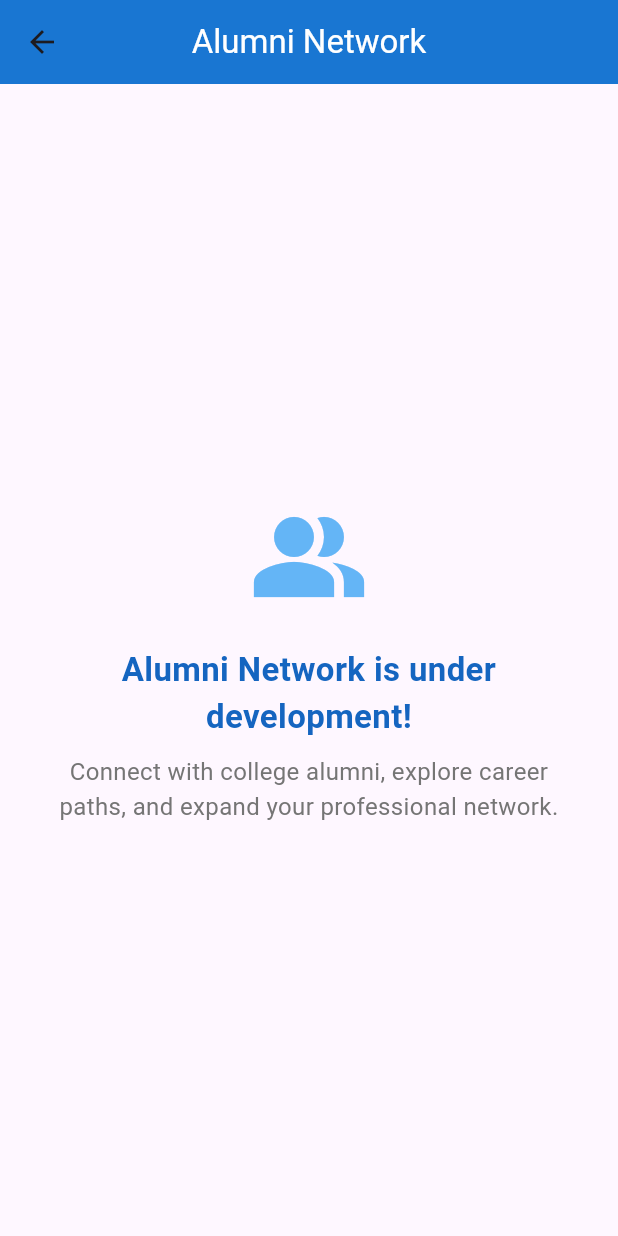
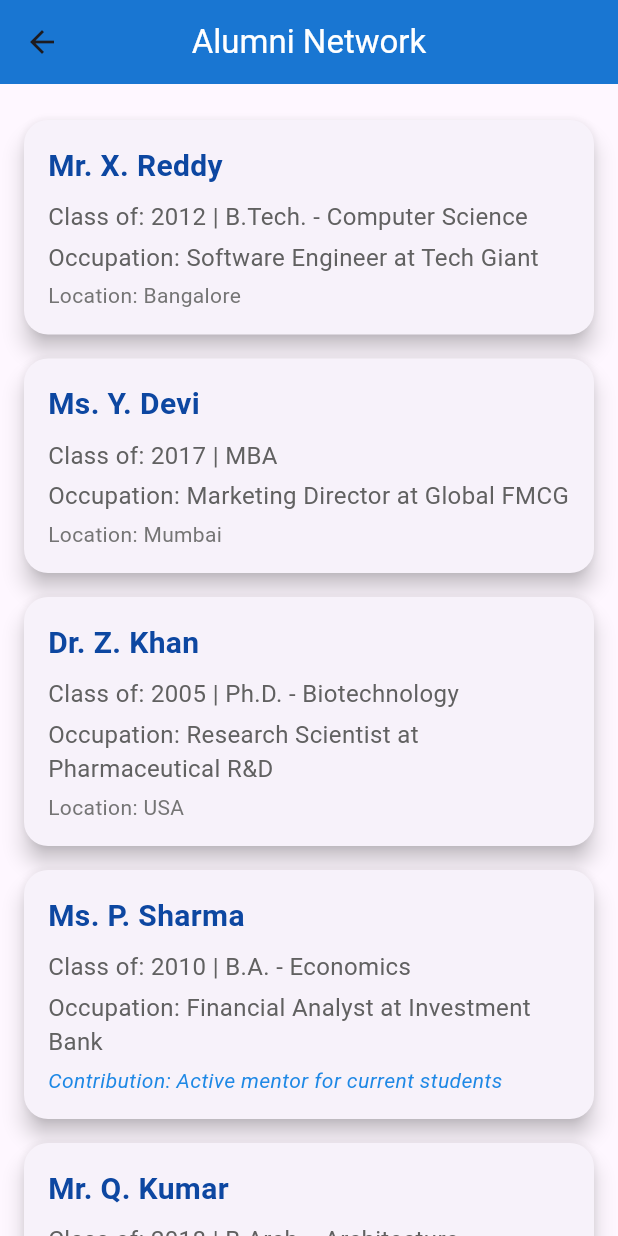
Before and after one commit to tejaswininayyarr/campuscore, a Flutter app: the AlumniScreen screen opened by its route, on a phone screen of 412 x 824 dp. Run offline on Flutter 3.47's test engine with Material 3 defaults, Android fonts, the phone set to English and light mode, and no system bars; our stand-ins replace cloud_firestore, firebase_auth, firebase_core, firebase_storage, flip_card, image_picker; accounts and stored records are empty.

```diff
--- a/lib/alumni_screen.dart
+++ b/lib/alumni_screen.dart
@@ -1,7 +1,56 @@
 // Placeholder screen for the Alumni Network feature.
 import 'package:flutter/material.dart';
+import 'models/alumni_model.dart';
+class AlumniScreen extends StatelessWidget {
+final List<Alumni> demoAlumniData = [
+    Alumni(
+      name: 'Mr. X. Reddy',
+      graduationYear: 2012,
+      degreeMajor: 'B.Tech. - Computer Science',
+      occupation: 'Software Engineer',
+      company: 'Tech Giant',
+      location: 'Bangalore',
+    ),
+    Alumni(
+      name: 'Ms. Y. Devi',
+      graduationYear: 2017,
+      degreeMajor: 'MBA',
+      occupation: 'Marketing Director',
+      company: 'Global FMCG',
+      location: 'Mumbai',
+    ),
+    Alumni(
+      name: 'Dr. Z. Khan',
+      graduationYear: 2005,
+      degreeMajor: 'Ph.D. - Biotechnology',
+      occupation: 'Research Scientist',
+      company: 'Pharmaceutical R&D',
+      location: 'USA',
+    ),
+    Alumni(
+      name: 'Ms. P. Sharma',
+      graduationYear: 2010,
+      degreeMajor: 'B.A. - Economics',
+      occupation: 'Financial Analyst',
+      company: 'Investment Bank',
+      contribution: 'Active mentor for current students',
+    ),
+    Alumni(
+      name: 'Mr. Q. Kumar',
+      graduationYear: 2018,
+      degreeMajor: 'B.Arch. - Architecture',
+      occupation: 'Architect',
+      company: 'Design Studio',
+    ),
+    Alumni(
+      name: 'Ms. R. Singh',
+      graduationYear: 2015,
+      degreeMajor: 'M.Sc. - Environmental Science',
+      occupation: 'Environmental Consultant',
+      company: 'Sustainability Firm',
+    ),
+  ];
 
-class AlumniScreen extends StatelessWidget {
   @override
   Widget build(BuildContext context) {
     return Scaffold(
@@ -11,28 +60,59 @@ class AlumniScreen extends StatelessWidget {
         elevation: 0,
         centerTitle: true,
       ),
-      body: Center(
+      body: ListView.builder(
+        padding: const EdgeInsets.all(16.0),
+        itemCount: demoAlumniData.length,
+        itemBuilder: (context, index) {
+          final alumni = demoAlumniData[index];
+          return Card(
+            elevation: 6,
+            shape: RoundedRectangleBorder(borderRadius: BorderRadius.circular(16)),
+            margin: EdgeInsets.symmetric(vertical: 8),
             child: Padding(
-          padding: const EdgeInsets.all(24.0),
+              padding: const EdgeInsets.all(16.0),
               child: Column(
-            mainAxisAlignment: MainAxisAlignment.center,
+                crossAxisAlignment: CrossAxisAlignment.start,
                 children: [
-              Icon(Icons.people_alt, size: 80, color: Colors.blue.shade300),
-              SizedBox(height: 20),
                   Text(
-                'Alumni Network is under development!',
-                textAlign: TextAlign.center,
-                style: TextStyle(fontSize: 22, fontWeight: FontWeight.bold, color: Colors.blue.shade800),
+                    alumni.name,
+                    style: TextStyle(
+                      fontSize: 20,
+                      fontWeight: FontWeight.bold,
+                      color: Colors.blue.shade900,
                     ),
-              SizedBox(height: 10),
+                  ),
+                  SizedBox(height: 8),
                   Text(
-                'Connect with college alumni, explore career paths, and expand your professional network.',
-                textAlign: TextAlign.center,
-                style: TextStyle(fontSize: 16, color: Colors.grey.shade600),
+                    'Class of: ${alumni.graduationYear} | ${alumni.degreeMajor}',
+                    style: TextStyle(fontSize: 16, color: Colors.grey.shade700),
+                  ),
+                  SizedBox(height: 4),
+                  Text(
+                    'Occupation: ${alumni.occupation} at ${alumni.company}',
+                    style: TextStyle(fontSize: 16, color: Colors.grey.shade700),
+                  ),
+                  if (alumni.location != null && alumni.location!.isNotEmpty)
+                    Padding(
+                      padding: const EdgeInsets.only(top: 4.0),
+                      child: Text(
+                        'Location: ${alumni.location}',
+                        style: TextStyle(fontSize: 14, color: Colors.grey.shade600),
+                      ),
+                    ),
+                  if (alumni.contribution != null && alumni.contribution!.isNotEmpty)
+                    Padding(
+                      padding: const EdgeInsets.only(top: 4.0),
+                      child: Text(
+                        'Contribution: ${alumni.contribution}',
+                        style: TextStyle(fontSize: 14, fontStyle: FontStyle.italic, color: Colors.blue.shade600),
+                      ),
                     ),
                 ],
               ),
             ),
+          );
+        },
       ),
     );
   }
--- /dev/null
+++ b/lib/models/alumni_model.dart
@@ -0,0 +1,19 @@
+class Alumni {
+  final String name;
+  final int graduationYear;
+  final String degreeMajor;
+  final String occupation;
+  final String company;
+  final String? location; // Optional
+  final String? contribution; // Optional
+
+  Alumni({
+    required this.name,
+    required this.graduationYear,
+    required this.degreeMajor,
+    required this.occupation,
+    required this.company,
+    this.location,
+    this.contribution,
+  });
+}
```
Also changed, not shown: lib/faculty_screen.dart (+75 -13 lines), lib/models/faculty_model.dart (added, +13 -0 lines), pubspec.lock. Lines whose indentation alone changed are shown as unchanged.
